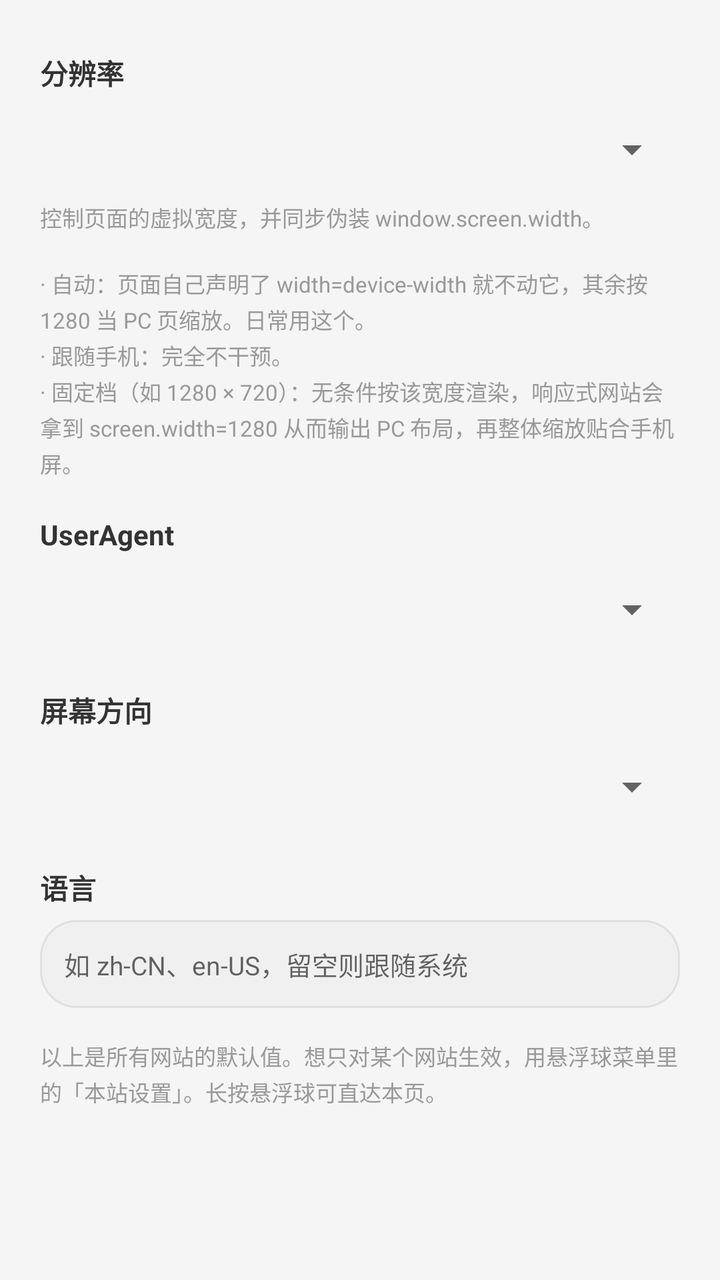
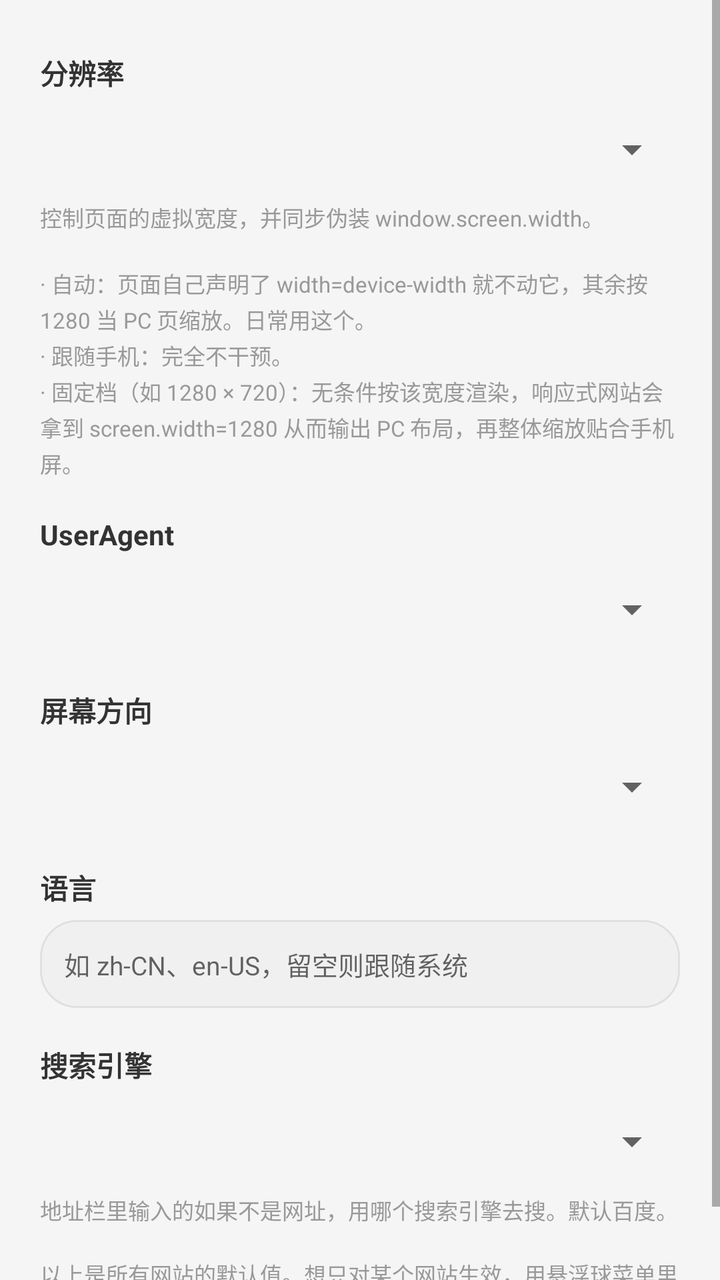

An Android layout rendered at two revisions. The XML below is the earlier revision; the diff shows what the commit changed to produce the second picture.
<!-- AndroidManifest.xml: application theme Theme.MobileBrowser -->
<!-- res/layout/dialog_settings.xml -->
<?xml version="1.0" encoding="utf-8"?>
<ScrollView xmlns:android="http://schemas.android.com/apk/res/android"
    android:layout_width="match_parent"
    android:layout_height="wrap_content">

    <LinearLayout
        android:layout_width="match_parent"
        android:layout_height="wrap_content"
        android:orientation="vertical"
        android:paddingStart="20dp"
        android:paddingEnd="20dp"
        android:paddingTop="8dp"
        android:paddingBottom="16dp">

        
        <TextView
            style="@style/SettingsLabel"
            android:text="@string/settings_width" />

        <Spinner
            android:id="@+id/spWidth"
            android:layout_width="match_parent"
            android:layout_height="44dp" />

        
        <LinearLayout
            android:id="@+id/customSizeRow"
            android:layout_width="match_parent"
            android:layout_height="wrap_content"
            android:layout_marginTop="8dp"
            android:orientation="horizontal"
            android:gravity="center_vertical"
            android:visibility="gone">

            <TextView
                android:layout_width="wrap_content"
                android:layout_height="wrap_content"
                android:labelFor="@id/etCustomWidth"
                android:text="@string/custom_width"
                android:textSize="13sp"
                android:textColor="@color/text_secondary" />

            <EditText
                android:id="@+id/etCustomWidth"
                android:layout_width="0dp"
                android:layout_height="44dp"
                android:layout_weight="1"
                android:layout_marginStart="8dp"
                android:background="@drawable/bg_url_bar"
                android:paddingStart="12dp"
                android:paddingEnd="12dp"
                android:singleLine="true"
                android:textSize="13sp"
                android:inputType="number"
                android:importantForAutofill="no" />

            <TextView
                android:layout_width="wrap_content"
                android:layout_height="wrap_content"
                android:layout_marginStart="12dp"
                android:labelFor="@id/etCustomHeight"
                android:text="@string/custom_height"
                android:textSize="13sp"
                android:textColor="@color/text_secondary" />

            <EditText
                android:id="@+id/etCustomHeight"
                android:layout_width="0dp"
                android:layout_height="44dp"
                android:layout_weight="1"
                android:layout_marginStart="8dp"
                android:background="@drawable/bg_url_bar"
                android:paddingStart="12dp"
                android:paddingEnd="12dp"
                android:singleLine="true"
                android:textSize="13sp"
                android:inputType="number"
                android:importantForAutofill="no" />
        </LinearLayout>

        <TextView
            android:id="@+id/tvCustomSizeHint"
            style="@style/SettingsHint"
            android:text="@string/custom_size_hint"
            android:visibility="gone" />

        <TextView
            style="@style/SettingsHint"
            android:text="@string/settings_width_hint" />

        
        <TextView
            style="@style/SettingsLabel"
            android:text="@string/settings_ua" />

        <Spinner
            android:id="@+id/spUa"
            android:layout_width="match_parent"
            android:layout_height="44dp" />

        <EditText
            android:id="@+id/etUaCustom"
            android:layout_width="match_parent"
            android:layout_height="wrap_content"
            android:layout_marginTop="6dp"
            android:minHeight="44dp"
            android:background="@drawable/bg_url_bar"
            android:paddingStart="12dp"
            android:paddingEnd="12dp"
            android:paddingTop="10dp"
            android:paddingBottom="10dp"
            android:textSize="12sp"
            android:inputType="text"
            android:importantForAutofill="no"
            android:hint="@string/settings_ua_custom_hint"
            android:visibility="gone" />

        
        <TextView
            style="@style/SettingsLabel"
            android:text="@string/settings_orientation" />

        <Spinner
            android:id="@+id/spOrientation"
            android:layout_width="match_parent"
            android:layout_height="44dp" />

        
        <TextView
            style="@style/SettingsLabel"
            android:text="@string/settings_language" />

        <EditText
            android:id="@+id/etLanguage"
            android:layout_width="match_parent"
            android:layout_height="wrap_content"
            android:minHeight="44dp"
            android:background="@drawable/bg_url_bar"
            android:paddingStart="12dp"
            android:paddingEnd="12dp"
            android:paddingTop="10dp"
            android:paddingBottom="10dp"
            android:singleLine="true"
            android:textSize="13sp"
            android:inputType="text"
            android:importantForAutofill="no"
            android:hint="@string/settings_language_hint" />

        <TextView
            style="@style/SettingsHint"
            android:layout_marginTop="16dp"
            android:text="@string/settings_global_hint" />

    </LinearLayout>

</ScrollView>
<!-- resources referenced by this layout -->
<resources>
  <color name="text_secondary">#666666</color>
  <!-- drawable bg_url_bar (drawable) -->
  <?xml version="1.0" encoding="utf-8"?>
  <shape xmlns:android="http://schemas.android.com/apk/res/android"
      android:shape="rectangle">
      <solid android:color="@color/input_background" />
      <corners android:radius="18dp" />
      <stroke android:width="1dp" android:color="@color/stroke" />
  </shape>
  <string name="custom_height">高</string>
  <string name="custom_size_hint">填了高度就按这个比例模拟一块屏幕：等比缩放、四周留白。\n高度留空 = 不限高，只按宽度缩放，网页铺满屏宽。</string>
  <string name="custom_width">宽</string>
  <string name="settings_global_hint">以上是所有网站的默认值。想只对某个网站生效，用悬浮球菜单里的「本站设置」。长按悬浮球可直达本页。</string>
  <string name="settings_language">语言</string>
  <string name="settings_language_hint">如 zh-CN、en-US，留空则跟随系统</string>
  <string name="settings_orientation">屏幕方向</string>
  <string name="settings_ua">UserAgent</string>
  <string name="settings_ua_custom_hint">选择「自定义…」后可在此填写 UA</string>
  <string name="settings_width">分辨率</string>
  <string name="settings_width_hint">控制页面的虚拟宽度，并同步伪装 window.screen.width。\n\n· 自动：页面自己声明了 width=device-width 就不动它，其余按 1280 当 PC 页缩放。日常用这个。\n· 跟随手机：完全不干预。\n· 固定档（如 1280 × 720）：无条件按该宽度渲染，响应式网站会拿到 screen.width=1280 从而输出 PC 布局，再整体缩放贴合手机屏。</string>
  <style name="SettingsHint">
          <item name="android:layout_width">match_parent</item>
          <item name="android:layout_height">wrap_content</item>
          <item name="android:layout_marginTop">4dp</item>
          <item name="android:textSize">11sp</item>
          <item name="android:textColor">@color/text_tertiary</item>
          <item name="android:lineSpacingExtra">2dp</item>
      </style>
  <style name="SettingsLabel">
          <item name="android:layout_width">match_parent</item>
          <item name="android:layout_height">wrap_content</item>
          <item name="android:layout_marginTop">18dp</item>
          <item name="android:layout_marginBottom">6dp</item>
          <item name="android:textSize">14sp</item>
          <item name="android:textStyle">bold</item>
          <item name="android:textColor">@color/text_primary</item>
      </style>
  <style name="Theme.MobileBrowser" parent="Theme.MaterialComponents.DayNight.NoActionBar">
          <item name="colorPrimary">@color/brand</item>
          <item name="colorPrimaryVariant">@color/brand_variant</item>
          <item name="colorOnPrimary">@color/on_brand</item>
          <item name="android:windowBackground">@color/window_background</item>
      </style>
  <color name="input_background">#F0F0F0</color>
  <color name="stroke">#E0E0E0</color>
  <color name="text_tertiary">#999999</color>
  <color name="text_primary">#333333</color>
  <color name="brand">#FF6900</color>
  <color name="brand_variant">#CC5500</color>
  <color name="on_brand">#FFFFFF</color>
  <color name="window_background">#F5F5F5</color>
</resources>

<!-- the commit's change to res/layout/dialog_settings.xml (unified diff, before → after) -->
@@ -146,6 +146,20 @@
             android:importantForAutofill="no"
             android:hint="@string/settings_language_hint" />
 
+        
+        <TextView
+            style="@style/SettingsLabel"
+            android:text="@string/settings_search" />
+
+        <Spinner
+            android:id="@+id/spSearch"
+            android:layout_width="match_parent"
+            android:layout_height="44dp" />
+
+        <TextView
+            style="@style/SettingsHint"
+            android:text="@string/settings_search_hint" />
+
         <TextView
             style="@style/SettingsHint"
             android:layout_marginTop="16dp"
<!-- resource entries referenced after the edit -->
@@ -16,6 +16,8 @@
   <string name="settings_language">语言</string>
   <string name="settings_language_hint">如 zh-CN、en-US，留空则跟随系统</string>
   <string name="settings_orientation">屏幕方向</string>
+  <string name="settings_search">搜索引擎</string>
+  <string name="settings_search_hint">地址栏里输入的如果不是网址，用哪个搜索引擎去搜。默认百度。</string>
   <string name="settings_ua">UserAgent</string>
   <string name="settings_ua_custom_hint">选择「自定义…」后可在此填写 UA</string>
   <string name="settings_width">分辨率</string>
